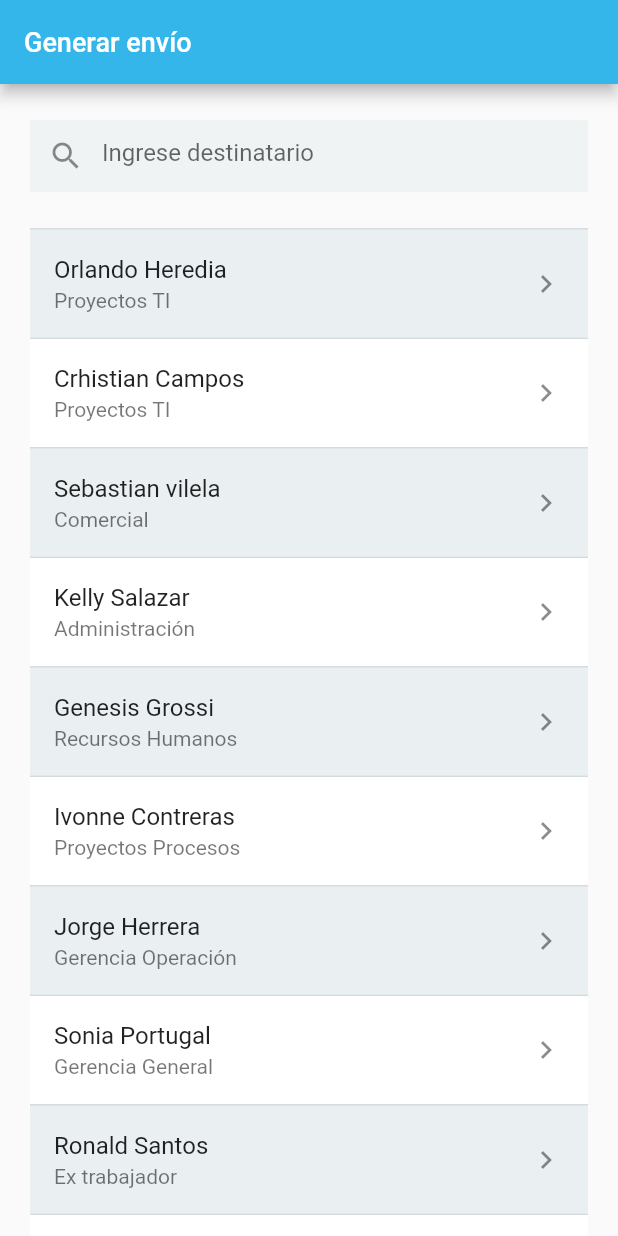
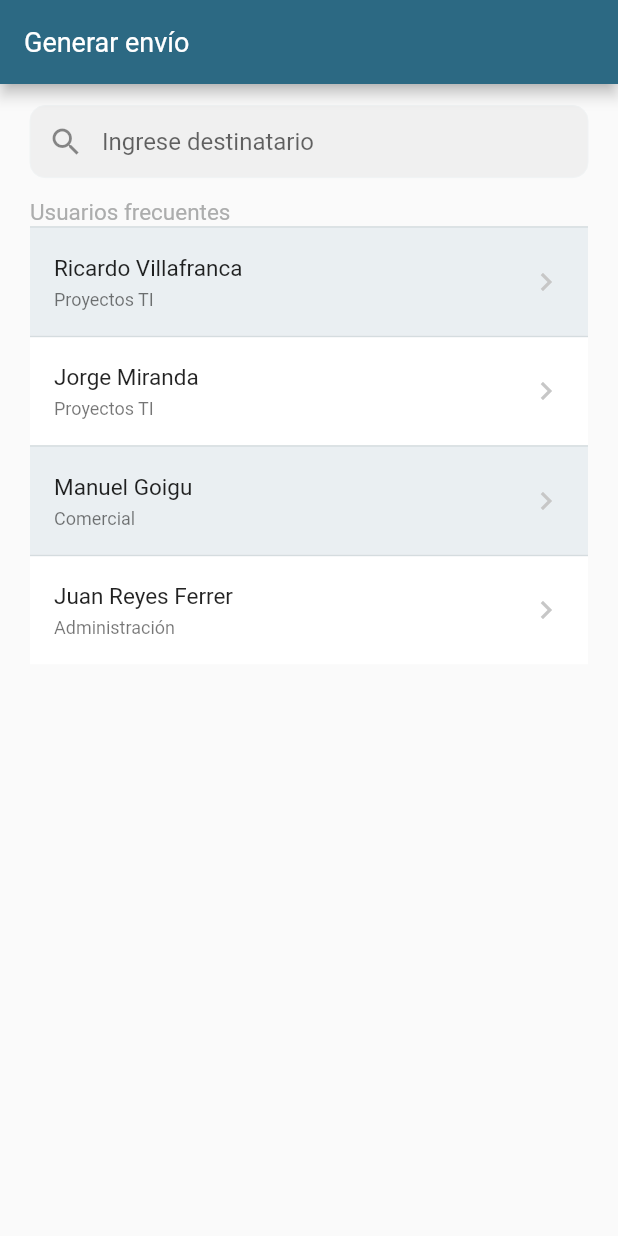
Before and after one commit to exact-ti/tramiteApp, a Flutter app: the screen it shows after launch, on a phone screen of 412 x 824 dp. Run offline on Flutter 3.47's test engine with Material 2 defaults, Android fonts, the phone set to English and light mode, and no system bars; our stand-ins replace shared_preferences; missing offline and left inert: oauth2.

Commit message:
borrar y armar front

```diff
--- a/lib/src/principal/principalController.dart
+++ b/lib/src/principal/principalController.dart
@@ -1,8 +1,13 @@
 class PrincipalController {
 
-    List<Map<String,dynamic>>  ListarDestinario() {
+    List<Map<String,dynamic>>  ListarDestinario(String text) {
 
-    //var tamano = text.length;
+
+    var tamano = text.length;
+
+    if(tamano == 0){
+        return null;
+    }
 
     final dato1 = {
       'nombre' : 'Orlando Heredia',
@@ -59,6 +64,27 @@ class PrincipalController {
       'area' : 'Gerente BCP',
     };
 
+    final dato14 = {
+      'nombre' : 'Cesar Baltazar',
+      'area' : 'Proyectos TI',
+    };
+
+    final dato15 = {
+      'nombre' : 'Omar Cevallos',
+      'area' : 'Supervisor Marsh',
+    };
+
+    final dato16 = {
+      'nombre' : 'Karina Hinostroza',
+      'area' : 'Recursos Humanos',
+    };
+
+    final dato17 = {
+      'nombre' : 'Olinda Benites',
+      'area' : 'Trabajadora Social',
+    };
+
+
 
       List<Map<String,dynamic>> myList = List<Map<String,dynamic>>();
         myList.add(dato1);
@@ -74,19 +100,62 @@ class PrincipalController {
         myList.add(dato11);
         myList.add(dato12);
         myList.add(dato13);
+        myList.add(dato14);
+        myList.add(dato15);
+        myList.add(dato16);
+        myList.add(dato17);
 
       List<Map<String,dynamic>> listarfiltrados = List<Map<String,dynamic>>();
 
 
-
-/*
       for(Map<String,dynamic> onlylist in myList){
-         if(onlylist["nombre"].toString().substring(0,tamano) == text){
+         if(onlylist["nombre"].toString().substring(0,tamano).toLowerCase() == text.toLowerCase()){
             listarfiltrados.add(onlylist);
          }
-      }*/
+      }
+
+        return listarfiltrados;
+    }
+
+
+
+     List<Map<String,dynamic>>  ListarUsuariosFrecuentes() {
+
+           final dato1 = {
+      'nombre' : 'Ricardo Villafranca ',
+      'area' : 'Proyectos TI',
+    };
+
+    final dato2 = {
+      'nombre' : 'Jorge Miranda',
+      'area' : 'Proyectos TI',
+    };
+
+        final dato3 = {
+      'nombre' : 'Manuel Goigu',
+      'area' : 'Comercial',
+    };
+        final dato4 = {
+      'nombre' : 'Juan Reyes Ferrer',
+      'area' : 'Administración',
+    };
+
+
+
+
+      List<Map<String,dynamic>> myList = List<Map<String,dynamic>>();
+        myList.add(dato1);
+        myList.add(dato2);
+        myList.add(dato3);
+        myList.add(dato4);
+
 
         return myList;
-    }
+     }
+
+
+
+
+
 
 }
--- a/lib/src/principal/principalPage.dart
+++ b/lib/src/principal/principalPage.dart
@@ -1,3 +1,5 @@
+import 'dart:collection';
+
 import 'package:flutter/material.dart';
 import 'package:tramiteapp/src/principal/principalController.dart';
 
@@ -7,6 +9,39 @@ class PrincipalPage extends StatefulWidget {
 }
 
 class _PrincipalPageState extends State<PrincipalPage> {
+
+
+    PrincipalController principalcontroller = new PrincipalController();
+
+  //TextEditingController _rutController = TextEditingController();
+
+    var listadestinatarios;
+    String textdestinatario="";
+
+    var listadetinatario;
+    var listadetinatarioDisplay;
+    var colorletra = const Color(0xFFACADAD);
+    var prueba;
+
+      var nuevo =true;
+
+    @override
+    void initState() {
+        //listadetinatario= principalcontroller.ListarDestinario();
+        prueba = Text("Usuarios frecuentes",style: TextStyle(
+            fontSize: 15,color: Color(0xFFACADAD)));
+
+        setState(() {
+          //listadetinatario =principalcontroller.ListarDestinario();
+          //listadetinatarioDisplay = listadetinatario;
+
+         /* */
+
+          textdestinatario = "";
+        });
+        super.initState();
+      }
+
   @override
   Widget build(BuildContext context) {
 
@@ -15,18 +50,32 @@ class _PrincipalPageState extends State<PrincipalPage> {
     const colorborde = const Color(0xFFD5DCDF);
 
 
-    PrincipalController principalcontroller = new PrincipalController();
+    Widget _myListView(String buscador) {
+      List<Widget> list = new List<Widget>();
+      var listadestinataris;
+      if(buscador==""){
+          listadestinataris = principalcontroller.ListarUsuariosFrecuentes();
+          setState(() {
+            if(!nuevo){
 
-TextEditingController _rutController = TextEditingController();
+                        prueba=null;
 
-    var listadestinatarios;
+            }
+            nuevo =false;
+          });
+      }else{
+          listadestinataris = principalcontroller.ListarDestinario(buscador);
+          setState(() {
+
+            prueba=Text("Usuarios frecuentes",style: TextStyle(
+            fontSize: 15,color: Color(0xFFACADAD)));
 
 
-    Widget _myListView(String buscador) {
+          });
+      }
 
-      List<Widget> list = new List<Widget>();
-  /*
-      if(listadestinatarios==null){
+
+      if(listadestinataris==null /*|| buscador.length<2*/){
           list.add(new  Container(
             child: new ListTile(
             title: new Text(""),
@@ -34,9 +83,8 @@ TextEditingController _rutController = TextEditingController();
 
        return new ListView(children: list
       );
-      }*/
+      }
 
-      var listadestinataris = principalcontroller.ListarDestinario();
       var booleancolor = true;
       var colorwidget = colorblanco;
       for (Map<String, dynamic> destinatario in listadestinataris) {
@@ -52,9 +100,11 @@ TextEditingController _rutController = TextEditingController();
         list.add(new  Container(
             child: new ListTile(
             onTap: () {},
-            title: new Text(destinatario["nombre"]),
-            subtitle:new Text(destinatario["area"]) ,
-            trailing:Icon(Icons.keyboard_arrow_right)
+            title: new Text(destinatario["nombre"],style: TextStyle(
+            fontSize: 15)),
+            subtitle:new Text(destinatario["area"],style: TextStyle(
+            fontSize: 12)) ,
+            trailing:Icon(Icons.keyboard_arrow_right,color:Color(0xffC7C7C7) ,)
             ),
             //height: 70,
             alignment: Alignment.center,
@@ -78,7 +128,7 @@ TextEditingController _rutController = TextEditingController();
       for (Map<String, dynamic> list in lista) {
         print(text.length);
       }*/
-      listadestinatarios = principalcontroller.ListarDestinario();
+      listadestinatarios = principalcontroller.ListarDestinario(text);
 
       setState(() =>
       _text = text
@@ -87,23 +137,49 @@ TextEditingController _rutController = TextEditingController();
     }
 
 
+
     final destinatario = TextFormField(
       keyboardType: TextInputType.text,
       autofocus: false,
+      onChanged:  (text) {
+              setState(() {
+                  textdestinatario=text;
+                  /*listadetinatarioDisplay = listadetinatario.where((destinatario){
+                    var nombredestinatario = destinatario["nombre"];
+                    return nombredestinatario.contains(text);
+                  }).toList();*/
+                  //var nombre = "asdads";
+
+              });
+            },
       //controller: _rutController,
       //textAlign: TextAlign.center,
-      /*onChanged: (text) {
+      /*  : (text) {
               setState(() => _text = text); // you need this
             },*/
       decoration: InputDecoration(
-        border: InputBorder.none,
+        //border: InputBorder.none,
         //focusedBorder: InputBorder.none,
         prefixIcon:Icon(Icons.search),
+        contentPadding: new EdgeInsets.symmetric(vertical: 11.0),
         //border: OutlineInputBorder(),
         filled: true,
-        fillColor: Color(0xffF0F3F4),
+        //fillColor: Color(0xffF0F3F4),
+        focusedBorder: OutlineInputBorder(
+                  borderRadius: BorderRadius.circular(10.0),
+                  borderSide: BorderSide(
+                    color: Colors.blue,
+                  ),
+                ),
+                enabledBorder: OutlineInputBorder(
+                  borderRadius: BorderRadius.circular(10.0),
+                  borderSide: BorderSide(
+                    color: Color(0xffF0F3F4),
+                    width: 0.0,
+                  ),
+                ),
         hintText: 'Ingrese destinatario',
-        //border: OutlineInputBorder(borderRadius: BorderRadius.circular(10.0)),
+        //border: OutlineInputBorder(borderRadius: BorderRadius.circular(10.0),borderSide: BorderSide(color: Color(0xffF0F3F4),width: 0.0)),
       ),
     );
 
@@ -114,13 +190,33 @@ TextEditingController _rutController = TextEditingController();
       SizedBox(width: 250, child: TextField()),
     ]);
 
-    const PrimaryColor = const Color(0xFF35B6EB);
-return Scaffold(
+
+
+
+      /*final prueba = Align(
+            alignment: Alignment.topCenter,
+            child: Container(
+              alignment: Alignment.bottomLeft,
+              height: screenHeightExcludingToolbar(context, dividedBy: 40),
+              width: double.infinity,
+              child: Text("Usuarios Frecuentes:",style: TextStyle(
+            fontSize: 15,color: Color(0xFFACADAD)))
+            )
+            ,
+          );*/
+
+
+
+    const PrimaryColor = const Color(0xFF2C6983);
+    return Scaffold(
       appBar: AppBar(
         backgroundColor: PrimaryColor,
         title: Text('Generar envío',   style: TextStyle(
-            fontSize: 18
-          )),
+            fontSize: 18,
+            decorationStyle: TextDecorationStyle.wavy,
+            fontStyle:FontStyle.normal,
+            fontWeight: FontWeight.normal
+        )),
       ),
       body:
       Padding(
@@ -132,15 +228,27 @@ return Scaffold(
             alignment: Alignment.topCenter,
             child: Container(
               alignment: Alignment.center,
-              height: screenHeightExcludingToolbar(context, dividedBy: 8),
+              height: screenHeightExcludingToolbar(context, dividedBy: 10),
               width: double.infinity,
               child: destinatario
             ),
           ),
+          Row(children: <Widget>[prueba==null?Container():prueba],),
+        /* Align(
+            alignment: Alignment.topCenter,
+            child: Container(
+              alignment: Alignment.bottomLeft,
+              height: screenHeightExcludingToolbar(context, dividedBy: 40),
+              width: double.infinity,
+              child: Text("Usuarios Frecuentes:",style: TextStyle(
+            fontSize: 15,color: colorletra))
+            )
+            ,
+          ),*/
           Expanded(
             child: Container(
               alignment: Alignment.bottomCenter,
-              child:  _myListView("")
+              child:  _myListView(textdestinatario)
             ),
           )
         ],
```
